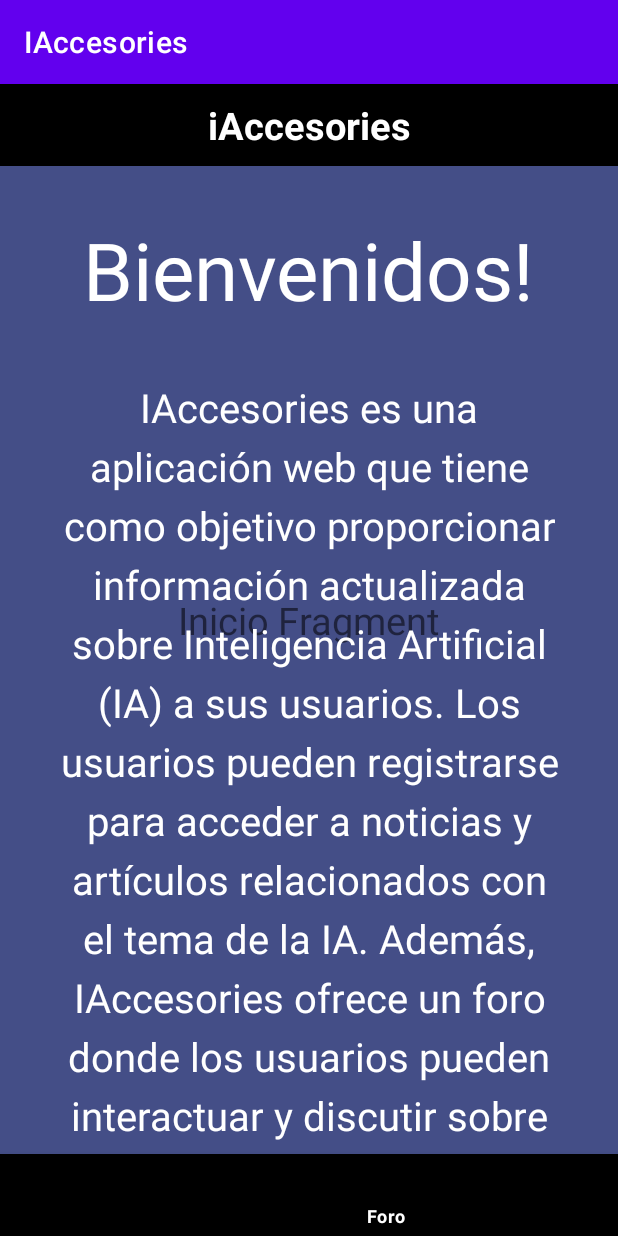
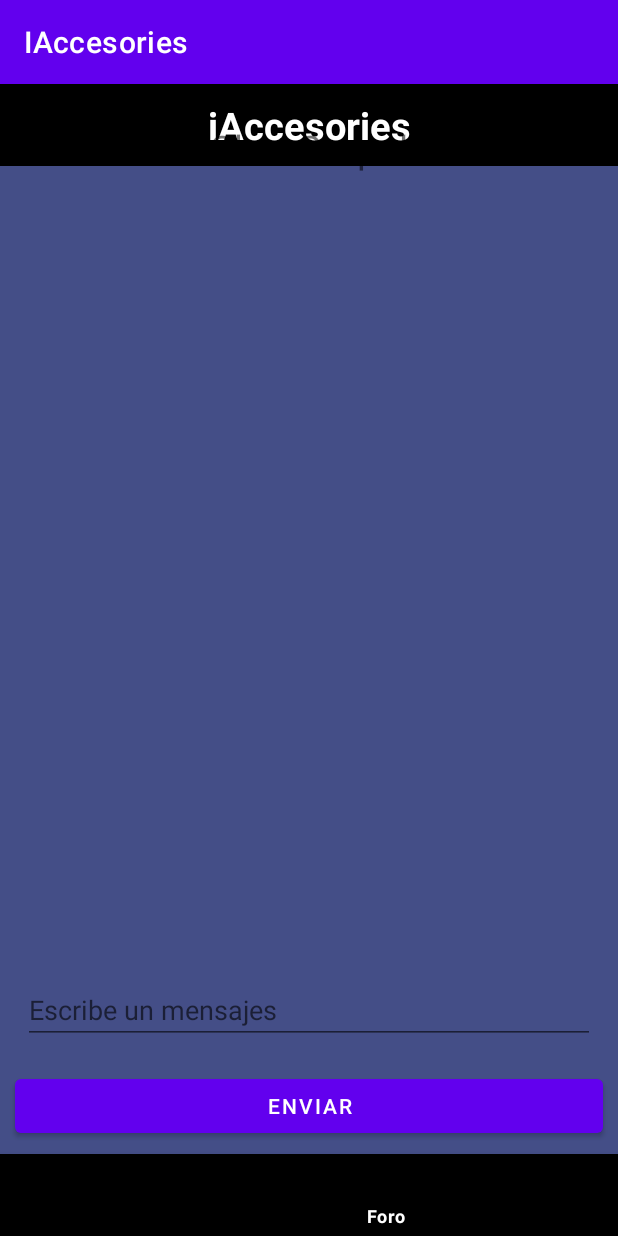
Before and after one commit to JordiHaro/IAccesories, an Android app: the PantallaPrincipal screen opened directly, with no data from a screen before it, item 3 of the bottom bar chosen, on a phone screen of 412 x 824 dp. Run offline under Robolectric (Android 15) with nearby library versions, the phone set to English and light mode, and no system bars; our stand-ins replace Firebase (no records; nobody signed in at launch, a user with empty details on screens opened directly).

Commit message:
Commit 19: He echo el apartado de mensaje, falta acabar de subirlo al firebase y printarlo en el fragment, tabmién he echo bien el menu

```diff
--- a/app/src/main/java/com/example/iaccesories/ForoFragment.java
+++ b/app/src/main/java/com/example/iaccesories/ForoFragment.java
@@ -2,18 +2,79 @@ package com.example.iaccesories;
 
 import android.os.Bundle;
 
+import androidx.annotation.NonNull;
 import androidx.fragment.app.Fragment;
 
+import android.util.Log;
 import android.view.LayoutInflater;
 import android.view.View;
 import android.view.ViewGroup;
+import android.widget.Button;
+import android.widget.EditText;
+
+import com.google.firebase.auth.FirebaseAuth;
+import com.google.firebase.auth.FirebaseUser;
+import com.google.firebase.database.DataSnapshot;
+import com.google.firebase.database.DatabaseError;
+import com.google.firebase.database.DatabaseReference;
+import com.google.firebase.database.FirebaseDatabase;
+import com.google.firebase.database.Query;
+import com.google.firebase.database.ValueEventListener;
 
 public class ForoFragment extends Fragment {
+
+    private EditText mET_Mensaje;
+    private Button mBT_Enviar;
+    private FirebaseAuth mAuth;
+    private FirebaseUser mUsuariActual;
+    private FirebaseDatabase mDataBase = FirebaseDatabase.getInstance("https://iaccesories-7300a-default-rtdb.europe-west1.firebasedatabase.app/");
+    private DatabaseReference mReference = mDataBase.getReference();
+    private String nombreUsuario;
 
     @Override
     public View onCreateView(LayoutInflater inflater, ViewGroup container,
                              Bundle savedInstanceState) {
         // Inflate the layout for this fragment
-        return inflater.inflate(R.layout.fragment_foro, container, false);
+        View v = inflater.inflate(R.layout.fragment_foro, container, false);
+
+        mET_Mensaje = v.findViewById(R.id.ET_Mensaje);
+        mBT_Enviar = v.findViewById(R.id.BT_Enviar);
+        mAuth = FirebaseAuth.getInstance();
+        mUsuariActual = mAuth.getCurrentUser();
+
+        Log.d("--->", mUsuariActual.getEmail());
+
+        BuscarUsuario();
+
+        mBT_Enviar.setOnClickListener(new View.OnClickListener() {
+            @Override
+            public void onClick(View v) {
+
+                //Guardar el missatge a la bbdd
+                //El missatge te el missatge que escriu y qui l'escriu.
+
+            }
+        });
+
+        return v;
+    }
+
+    private void BuscarUsuario() {
+
+        Query query = mReference.child("usuari").orderByChild("email").equalTo(mUsuariActual.getEmail());
+
+        query.addValueEventListener(new ValueEventListener() {
+            @Override
+            public void onDataChange(@NonNull DataSnapshot snapshot) {
+                for (DataSnapshot ds : snapshot.getChildren()) {
+                    nombreUsuario = "" + ds.child("nombreUsuario").getValue();
+                }
+            }
+
+            @Override
+            public void onCancelled(@NonNull DatabaseError error) {
+
+            }
+        });
     }
 }
--- a/app/src/main/java/com/example/iaccesories/NoticiasFragment.java
+++ b/app/src/main/java/com/example/iaccesories/NoticiasFragment.java
@@ -43,6 +43,7 @@ public class NoticiasFragment extends Fragment {
         // Inflate the layout for this fragment
         View v = inflater.inflate(R.layout.fragment_noticias, container, false);
 
+        Log.d("---", "Dins fragment noticias");
         mBTEditorNoticias = v.findViewById(R.id.BT_EditorNoticias);
         mAuth = FirebaseAuth.getInstance();
         mUsuariActual = mAuth.getCurrentUser();
--- a/app/src/main/java/com/example/iaccesories/PantallaPrincipal.java
+++ b/app/src/main/java/com/example/iaccesories/PantallaPrincipal.java
@@ -31,19 +31,27 @@ public class PantallaPrincipal extends AppCompatActivity {
         bottomNavigationView.setOnItemSelectedListener(new NavigationBarView.OnItemSelectedListener() {
             @Override
             public boolean onNavigationItemSelected(MenuItem item) {
-                Log.d("---", ""+ item.getItemId());
                 switch (item.getItemId()) {
                     case R.id.Inicio:
+                        Log.d("--->","Entra?");
                         fragment = new InicioFragment();
+                        //Com carregar els fragments
+                        getSupportFragmentManager().beginTransaction().replace(R.id.container, fragment).commit();
                         return true;
                     case R.id.Noticias:
+                        Log.d("--->","EntraNoticias?");
                         fragment = new NoticiasFragment();
+                        getSupportFragmentManager().beginTransaction().replace(R.id.container, fragment).commit();
                         return true;
                     case R.id.Foro:
+                        Log.d("--->","EntraForo?");
                         fragment = new ForoFragment();
+                        getSupportFragmentManager().beginTransaction().replace(R.id.container, fragment).commit();
                         return true;
                     case R.id.Contacto:
+                        Log.d("--->","EntraContacto?");
                         fragment = new ContactoFragment();
+                        getSupportFragmentManager().beginTransaction().replace(R.id.container, fragment).commit();
                         return true;
                 }
 
--- a/app/src/main/res/layout/activity_pantalla_principal.xml
+++ b/app/src/main/res/layout/activity_pantalla_principal.xml
@@ -29,32 +29,6 @@
         android:layout_marginBottom="-2dp" >
     </FrameLayout>
 
-    <TextView
-        android:id="@+id/Bienvenidos"
-        android:layout_width="wrap_content"
-        android:layout_height="76dp"
-        android:layout_below="@+id/PP_Titulo"
-        android:layout_centerHorizontal="true"
-        android:layout_marginLeft="50px"
-        android:layout_marginTop="50px"
-        android:text="Bienvenidos!"
-        android:textColor="@color/white"
-        android:textSize="80px" />
-
-    <TextView
-        android:id="@+id/Descripcion"
-        android:layout_width="950px"
-        android:layout_height="800px"
-        android:layout_below="@+id/Bienvenidos"
-        android:layout_marginLeft="50px"
-        android:layout_marginTop="50px"
-        android:layout_marginRight="50px"
-        android:lineSpacingExtra="8dp"
-        android:gravity="center_horizontal"
-        android:text="IAccesories es una aplicación web que tiene como objetivo proporcionar información actualizada sobre Inteligencia Artificial (IA) a sus usuarios. Los usuarios pueden registrarse para acceder a noticias y artículos relacionados con el tema de la IA. Además, IAccesories ofrece un foro donde los usuarios pueden interactuar y discutir sobre la IA, compartir opiniones y conocimientos. La aplicación busca ser una plataforma para que los usuarios interesados en la IA puedan conectarse, aprender y crecer en su comprensión de la tecnología emergente."
-        android:textColor="@color/white"
-        android:textSize="40px" />
-
 
 
     <com.google.android.material.bottomnavigation.BottomNavigationView
--- a/app/src/main/res/layout/fragment_contacto.xml
+++ b/app/src/main/res/layout/fragment_contacto.xml
@@ -3,7 +3,7 @@
     xmlns:tools="http://schemas.android.com/tools"
     android:layout_width="match_parent"
     android:layout_height="match_parent"
-    tools:context=".InicioFragment">
+    tools:context=".ForoFragment">
     <TextView
         android:layout_width="wrap_content"
         android:layout_height="wrap_content"
--- a/app/src/main/res/layout/fragment_foro.xml
+++ b/app/src/main/res/layout/fragment_foro.xml
@@ -3,14 +3,36 @@
     xmlns:tools="http://schemas.android.com/tools"
     android:layout_width="match_parent"
     android:layout_height="match_parent"
-    tools:context=".InicioFragment">
+    tools:context=".ForoFragment">
     <TextView
         android:layout_width="wrap_content"
         android:layout_height="wrap_content"
-        android:text="Foro Fragment"
+        android:text="Chat Grupal"
         android:textSize="25dp"
-        android:layout_centerInParent="true"
+        android:layout_centerHorizontal="true"
+        android:layout_margin="25dp"
         />
+
+    <EditText
+        android:id="@+id/ET_Mensaje"
+        android:layout_width="match_parent"
+        android:layout_height="wrap_content"
+        android:layout_alignParentBottom="true"
+        android:layout_marginLeft="15dp"
+        android:layout_marginRight="15dp"
+        android:layout_marginBottom="75dp"
+        android:hint="Escribe un mensajes">
+
+    </EditText>
+
+    <Button
+        android:id="@+id/BT_Enviar"
+        android:layout_width="match_parent"
+        android:layout_height="wrap_content"
+        android:layout_alignParentBottom="true"
+        android:layout_margin="10dp"
+        android:text="Enviar">
+    </Button>
 
 
 </RelativeLayout>
--- a/app/src/main/res/layout/fragment_inicio.xml
+++ b/app/src/main/res/layout/fragment_inicio.xml
@@ -4,13 +4,32 @@
     android:layout_width="match_parent"
     android:layout_height="match_parent"
     tools:context=".InicioFragment">
-<TextView
-    android:layout_width="wrap_content"
-    android:layout_height="wrap_content"
-    android:text="Inicio Fragment"
-    android:textSize="25dp"
-    android:layout_centerInParent="true"
-    />
+
+
+    <TextView
+        android:id="@+id/Bienvenidos"
+        android:layout_width="wrap_content"
+        android:layout_height="wrap_content"
+        android:layout_centerHorizontal="true"
+        android:layout_marginLeft="50px"
+        android:layout_marginTop="50px"
+        android:text="Bienvenidos!"
+        android:textColor="@color/white"
+        android:textSize="50sp" />
+
+    <TextView
+        android:id="@+id/Descripcion"
+        android:layout_width="950px"
+        android:layout_height="800px"
+        android:layout_below="@+id/Bienvenidos"
+        android:layout_marginLeft="50px"
+        android:layout_marginTop="50px"
+        android:layout_marginRight="50px"
+        android:lineSpacingExtra="8dp"
+        android:gravity="center_horizontal"
+        android:text="IAccesories es una aplicación web que tiene como objetivo proporcionar información actualizada sobre Inteligencia Artificial (IA) a sus usuarios. Los usuarios pueden registrarse para acceder a noticias y artículos relacionados con el tema de la IA. Además, IAccesories ofrece un foro donde los usuarios pueden interactuar y discutir sobre la IA, compartir opiniones y conocimientos. La aplicación busca ser una plataforma para que los usuarios interesados en la IA puedan conectarse, aprender y crecer en su comprensión de la tecnología emergente."
+        android:textColor="@color/white"
+        android:textSize="10sp" />
 
 
 </RelativeLayout>
```
Also changed, not shown: app/src/main/java/com/example/iaccesories/Missatge.java (added, +42 -0 lines).
